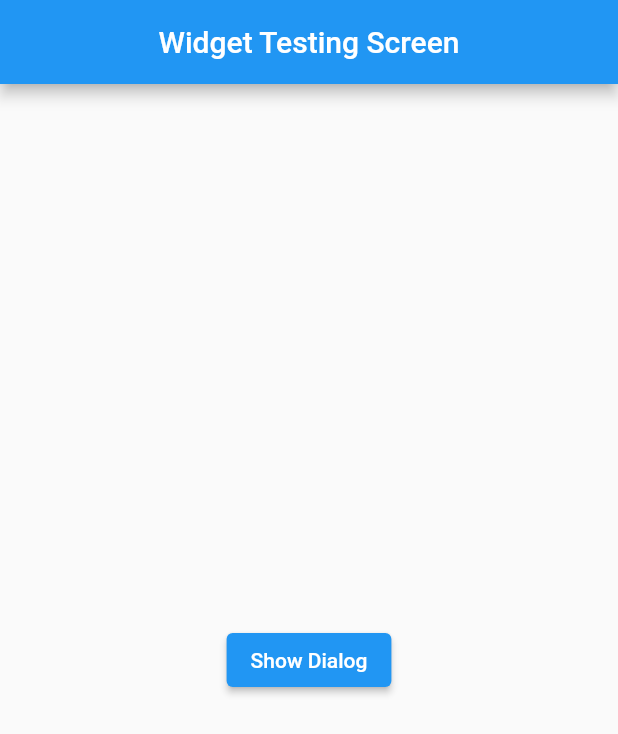
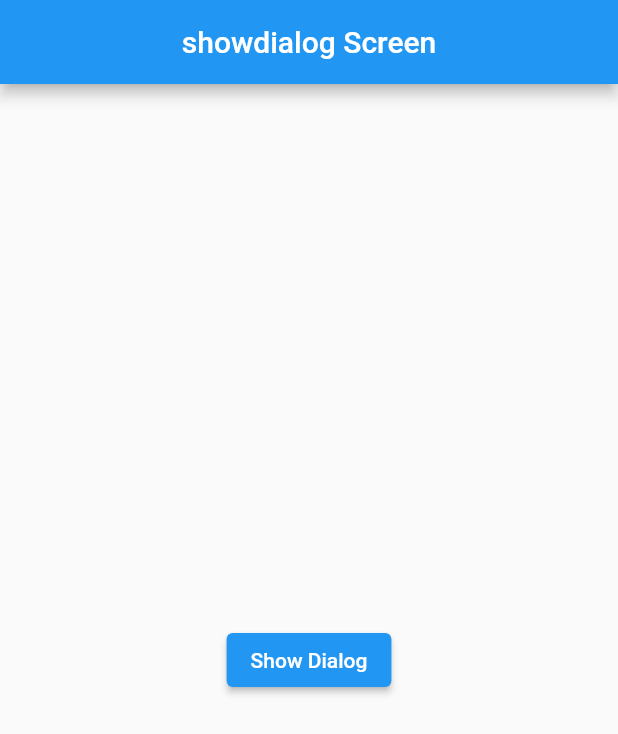
Before and after one commit to mudakkirafridi/All_Flutter_widgets, a Flutter app: the screen it shows after launch, on a phone screen of 412 x 824 dp. Shown: the top 734 px of the screen. Run offline on Flutter 3.47's test engine with Material 2 defaults, Android fonts, the phone set to English and light mode, and no system bars.

Commit message:
showdialog widget practice complete

```diff
--- a/lib/showdialog-widget.dart
+++ b/lib/showdialog-widget.dart
@@ -14,7 +14,7 @@ class _MyWidgetState extends State<ShowDialogWidget> {
     return Scaffold(
         appBar: AppBar(
           centerTitle: true,
-          title: const Text('Widget Testing Screen'),
+          title: const Text('showdialog Screen'),
         ),
         body: Center(
             child: ElevatedButton(
```
